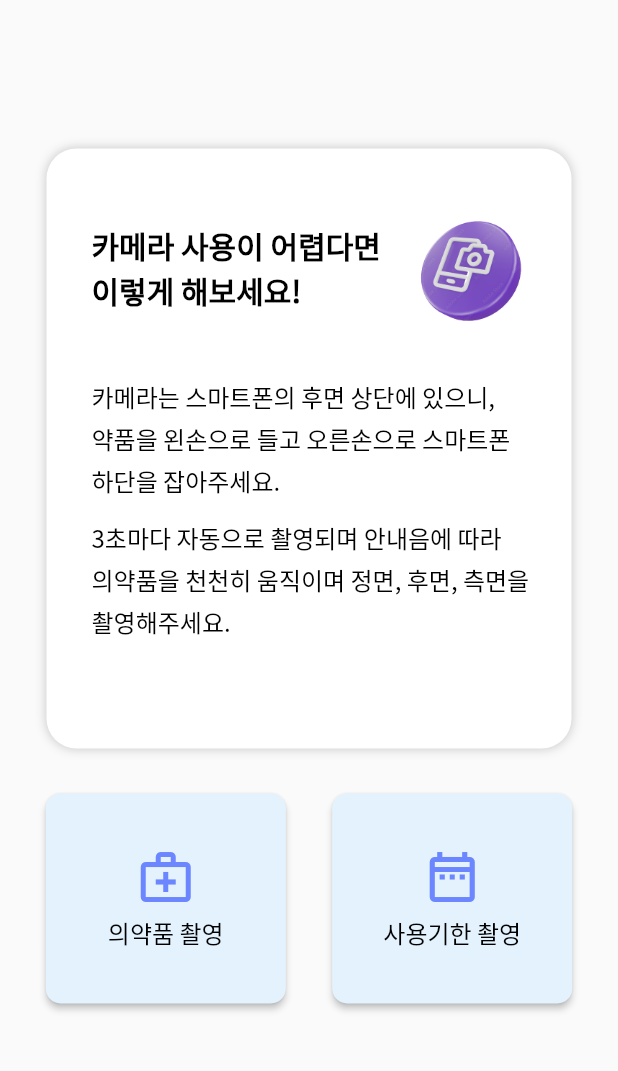
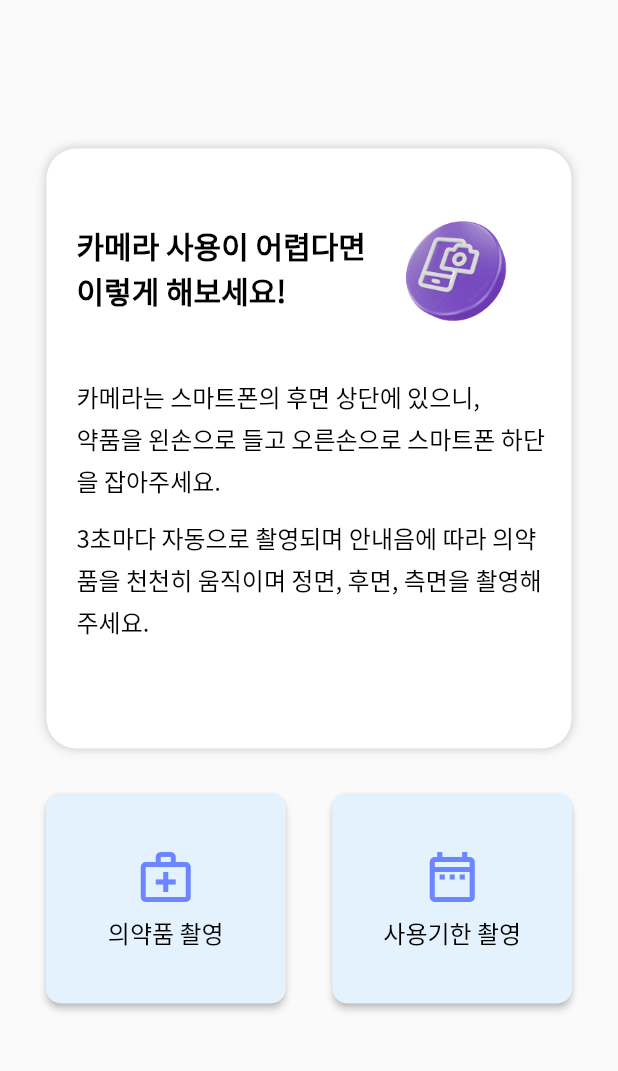
Before and after one commit to GDSC-SWU/2023-Medisight-SolutionChallenge, a Flutter app: the CameraScreen screen opened directly, on a phone screen of 412 x 824 dp, the part 84-1155 px from its top. Run offline on Flutter 3.47's test engine with Material 2 defaults, Android fonts, the phone set to English and light mode, and no system bars; our stand-ins replace assets_audio_player, camera, cloud_firestore, firebase_auth, firebase_core, flutter_tts and 7 more; missing offline and left inert: android_alarm_manager_plus, flutter_beep, flutter_qr_bar_scanner, flutter_ringtone_player, flutter_vibrate, google_mlkit_barcode_scanning; accounts and stored records are empty; statements that could not run were skipped.

Commit message:
MDS-111 feat: Fix overflow error

```diff
--- a/medisight/lib/screen/camera_screen.dart
+++ b/medisight/lib/screen/camera_screen.dart
@@ -49,7 +49,7 @@ class CameraScreen extends StatelessWidget {
                     ]),
                 child: Container(
                   padding: const EdgeInsets.only(
-                      left: 30, top: 10, right: 0, bottom: 10),
+                      left: 20, top: 10, right: 10, bottom: 10),
                   width: 350,
                   height: 400,
                   child: Column(
@@ -71,7 +71,7 @@ class CameraScreen extends StatelessWidget {
                         ],
                       ),
                       Text(
-                        '카메라는 스마트폰의 후면 상단에 있으니,\n약품을 왼손으로 들고 오른손으로 스마트폰\n하단을 잡아주세요.',
+                        '카메라는 스마트폰의 후면 상단에 있으니,\n약품을 왼손으로 들고 오른손으로 스마트폰 하단을 잡아주세요.',
                         style: TextStyle(
                             color: themeMode == ThemeMode.light
                                 ? Colors.black
@@ -81,7 +81,7 @@ class CameraScreen extends StatelessWidget {
                       ),
                       const SizedBox(height: 10),
                       Text(
-                        '3초마다 자동으로 촬영되며 안내음에 따라\n의약품을 천천히 움직이며 정면, 후면, 측면을\n촬영해주세요.',
+                        '3초마다 자동으로 촬영되며 안내음에 따라 의약품을 천천히 움직이며 정면, 후면, 측면을 촬영해주세요.',
                         style: TextStyle(
                             color: themeMode == ThemeMode.light
                                 ? Colors.black
--- a/medisight/lib/screen/info_screen.dart
+++ b/medisight/lib/screen/info_screen.dart
@@ -72,7 +72,7 @@ class InfoScreen extends StatelessWidget {
                     ],
                   ),
                   Image.asset('assets/images/img_store.png',
-                      width: 150, height: 160),
+                      width: 120, height: 160),
                 ],
               ),
             ),
--- a/medisight/lib/screen/map_screen.dart
+++ b/medisight/lib/screen/map_screen.dart
@@ -141,7 +141,7 @@ class _MapScreenState extends State<MapScreen> {
                   ]),
               child: Container(
                 padding: const EdgeInsets.only(
-                    left: 45, top: 0, right: 30, bottom: 20),
+                    left: 30, top: 0, right: 16, bottom: 20),
                 width: 350,
                 height: 230,
                 child: Column(
```
Also changed, not shown: medisight/lib/screen/intro_page_1.dart (+3 -4 lines), medisight/lib/screen/intro_page_4.dart (+3 -4 lines), medisight/lib/screen/tuto_screen.dart (+8 -2 lines), medisight/lib/widget/route_instruction_widget.dart (+11 -8 lines).
